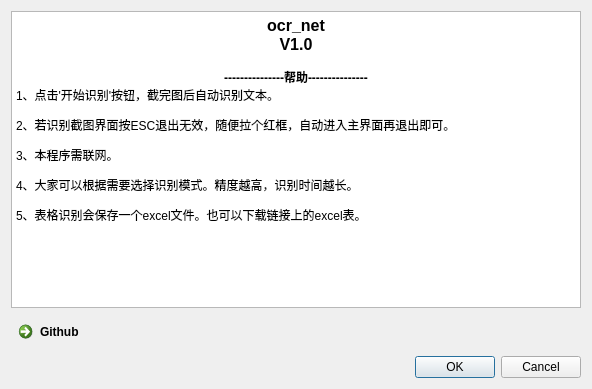
Before: the Qt Designer form qt_for_python/uic/window_h.ui in qhzgit734/OcrApi, drawn with Qt 5.
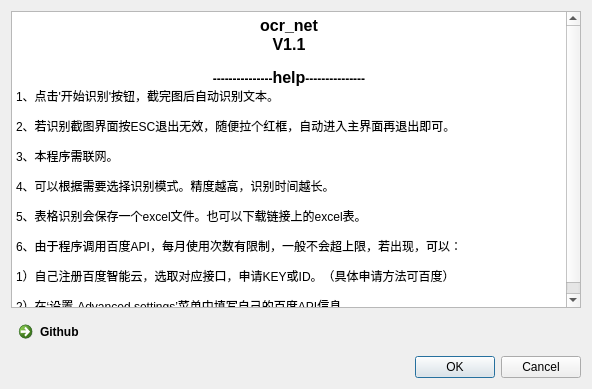
After: the same form once the commit is applied.

What changed in the file:
```diff
--- a/qt_for_python/uic/window_h.ui
+++ b/qt_for_python/uic/window_h.ui
@@ -42,14 +42,17 @@
 p, li { white-space: pre-wrap; }
 &lt;/style&gt;&lt;/head&gt;&lt;body style=&quot; font-family:'SimSun'; font-size:9pt; font-weight:400; font-style:normal;&quot;&gt;
 &lt;p align=&quot;center&quot; style=&quot; margin-top:0px; margin-bottom:0px; margin-left:0px; margin-right:0px; -qt-block-indent:0; text-indent:0px;&quot;&gt;&lt;span style=&quot; font-size:12pt; font-weight:600;&quot;&gt;ocr_net&lt;/span&gt;&lt;/p&gt;
-&lt;p align=&quot;center&quot; style=&quot; margin-top:0px; margin-bottom:0px; margin-left:0px; margin-right:0px; -qt-block-indent:0; text-indent:0px;&quot;&gt;&lt;span style=&quot; font-size:12pt; font-weight:600;&quot;&gt;V1.0&lt;/span&gt;&lt;/p&gt;
+&lt;p align=&quot;center&quot; style=&quot; margin-top:0px; margin-bottom:0px; margin-left:0px; margin-right:0px; -qt-block-indent:0; text-indent:0px;&quot;&gt;&lt;span style=&quot; font-size:12pt; font-weight:600;&quot;&gt;V1.1&lt;/span&gt;&lt;/p&gt;
 &lt;p align=&quot;center&quot; style=&quot;-qt-paragraph-type:empty; margin-top:0px; margin-bottom:0px; margin-left:0px; margin-right:0px; -qt-block-indent:0; text-indent:0px;&quot;&gt;&lt;br /&gt;&lt;/p&gt;
-&lt;p align=&quot;center&quot; style=&quot; margin-top:0px; margin-bottom:0px; margin-left:0px; margin-right:0px; -qt-block-indent:0; text-indent:0px;&quot;&gt;&lt;span style=&quot; font-weight:600;&quot;&gt;---------------帮助---------------&lt;/span&gt;&lt;/p&gt;
+&lt;p align=&quot;center&quot; style=&quot; margin-top:0px; margin-bottom:0px; margin-left:0px; margin-right:0px; -qt-block-indent:0; text-indent:0px;&quot;&gt;&lt;span style=&quot; font-weight:600;&quot;&gt;---------------&lt;/span&gt;&lt;span style=&quot; font-size:12pt; font-weight:600;&quot;&gt;help&lt;/span&gt;&lt;span style=&quot; font-weight:600;&quot;&gt;---------------&lt;/span&gt;&lt;/p&gt;
 &lt;p style=&quot; margin-top:0px; margin-bottom:0px; margin-left:0px; margin-right:0px; -qt-block-indent:0; text-indent:0px;&quot;&gt;&lt;span style=&quot; font-family:'宋体';&quot;&gt;1、点击'开始识别'按钮，截完图后自动识别文本。&lt;/span&gt; &lt;/p&gt;
 &lt;p style=&quot; margin-top:12px; margin-bottom:12px; margin-left:0px; margin-right:0px; -qt-block-indent:0; text-indent:0px;&quot;&gt;&lt;span style=&quot; font-family:'宋体';&quot;&gt;2、若识别截图界面按ESC退出无效，随便拉个红框，自动进入主界面再退出即可。&lt;/span&gt; &lt;/p&gt;
 &lt;p style=&quot; margin-top:12px; margin-bottom:12px; margin-left:0px; margin-right:0px; -qt-block-indent:0; text-indent:0px;&quot;&gt;&lt;span style=&quot; font-family:'宋体';&quot;&gt;3、本程序需联网。&lt;/span&gt;&lt;/p&gt;
-&lt;p style=&quot; margin-top:12px; margin-bottom:12px; margin-left:0px; margin-right:0px; -qt-block-indent:0; text-indent:0px;&quot;&gt;&lt;span style=&quot; font-family:'宋体';&quot;&gt;4、大家可以根据需要选择识别模式。精度越高，识别时间越长。&lt;/span&gt;&lt;/p&gt;
-&lt;p style=&quot; margin-top:12px; margin-bottom:12px; margin-left:0px; margin-right:0px; -qt-block-indent:0; text-indent:0px;&quot;&gt;&lt;span style=&quot; font-family:'宋体';&quot;&gt;5、表格识别会保存一个excel文件。也可以下载链接上的excel表。&lt;/span&gt;&lt;/p&gt;&lt;/body&gt;&lt;/html&gt;</string>
+&lt;p style=&quot; margin-top:12px; margin-bottom:12px; margin-left:0px; margin-right:0px; -qt-block-indent:0; text-indent:0px;&quot;&gt;&lt;span style=&quot; font-family:'宋体';&quot;&gt;4、可以根据需要选择识别模式。精度越高，识别时间越长。&lt;/span&gt;&lt;/p&gt;
+&lt;p style=&quot; margin-top:12px; margin-bottom:12px; margin-left:0px; margin-right:0px; -qt-block-indent:0; text-indent:0px;&quot;&gt;&lt;span style=&quot; font-family:'宋体';&quot;&gt;5、表格识别会保存一个excel文件。也可以下载链接上的excel表。&lt;/span&gt;&lt;/p&gt;
+&lt;p style=&quot; margin-top:12px; margin-bottom:12px; margin-left:0px; margin-right:0px; -qt-block-indent:0; text-indent:0px;&quot;&gt;&lt;span style=&quot; font-family:'宋体';&quot;&gt;6、由于程序调用百度API，每月使用次数有限制，一般不会超上限，若出现，可以：&lt;/span&gt;&lt;/p&gt;
+&lt;p style=&quot; margin-top:12px; margin-bottom:12px; margin-left:0px; margin-right:0px; -qt-block-indent:0; text-indent:0px;&quot;&gt;&lt;span style=&quot; font-family:'宋体';&quot;&gt;1）自己注册百度智能云，选取对应接口，申请KEY或ID。（具体申请方法可百度）&lt;/span&gt;&lt;/p&gt;
+&lt;p style=&quot; margin-top:12px; margin-bottom:12px; margin-left:0px; margin-right:0px; -qt-block-indent:0; text-indent:0px;&quot;&gt;&lt;span style=&quot; font-family:'宋体';&quot;&gt;2）在‘设置-&lt;/span&gt;Advanced settings’菜单&lt;span style=&quot; font-family:'宋体';&quot;&gt;中填写自己的百度API信息。&lt;/span&gt;&lt;/p&gt;&lt;/body&gt;&lt;/html&gt;</string>
      </property>
     </widget>
    </item>
```
Left out of the diff: 2 changed lines with no effect on the pictures.
